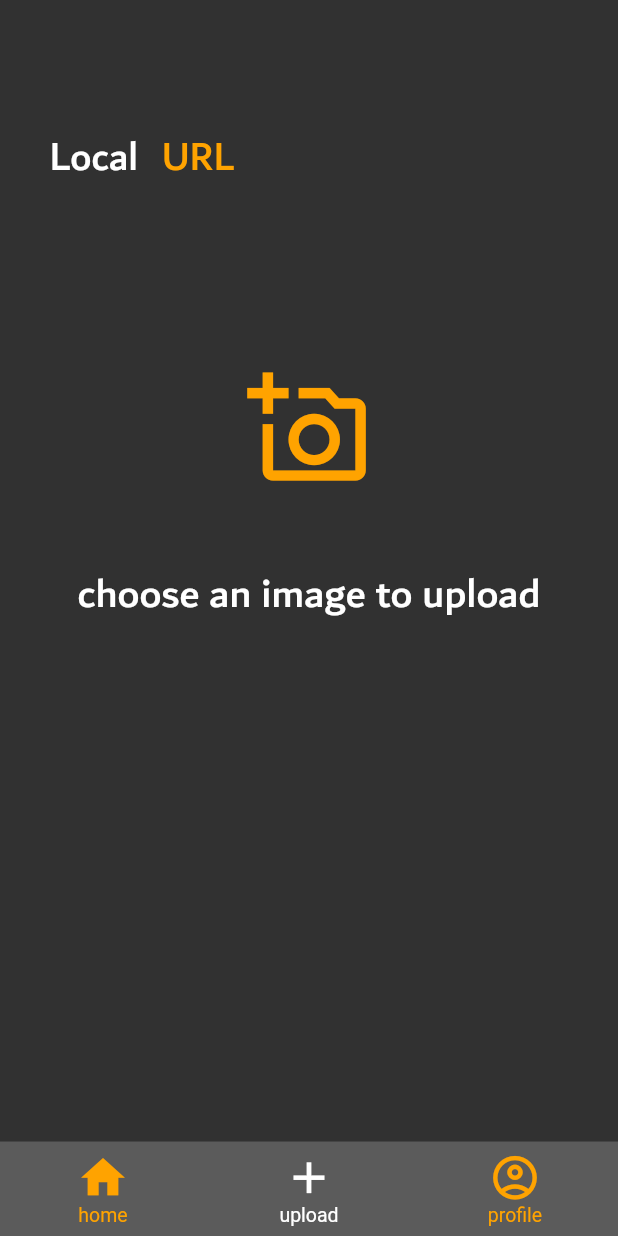
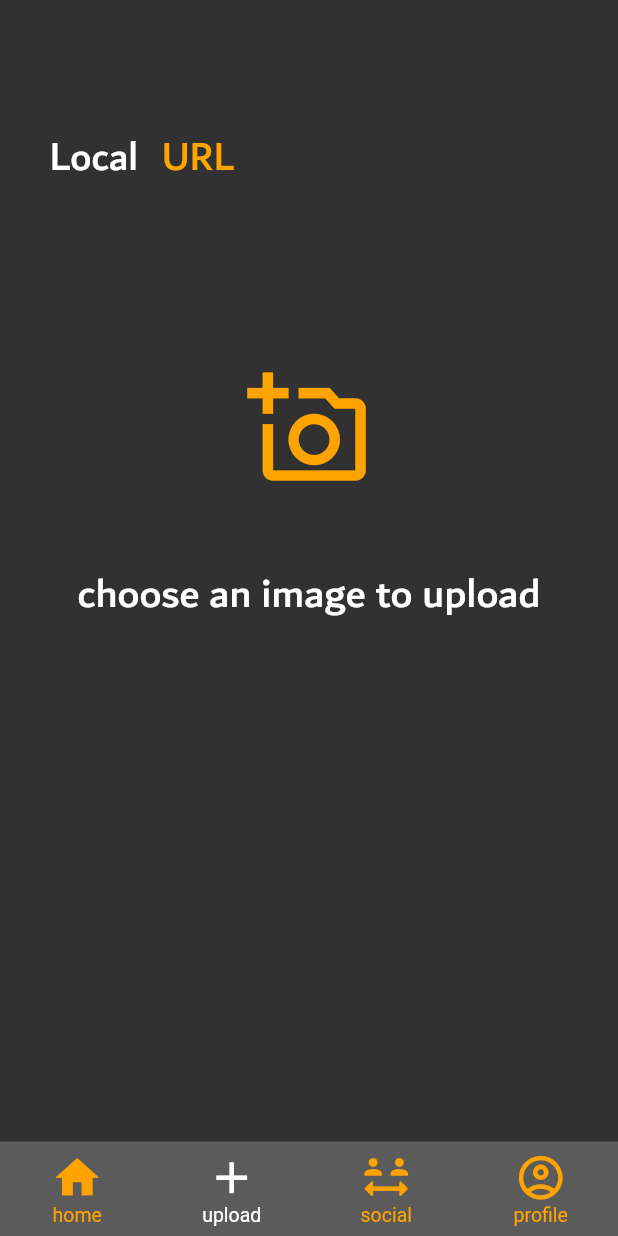
Before and after one commit to joshbacon/RAM, a Flutter app: the NavPage screen opened directly, item 2 of the bottom bar chosen, on a phone screen of 412 x 824 dp. Run offline on Flutter 3.47's test engine with Material 2 defaults, Android fonts, the phone set to English and light mode, and no system bars; our stand-ins replace flutter_dotenv, image_picker, shared_preferences; missing offline and left inert: encrypt; accounts and stored records are empty; network calls fail.

Commit message:
cleanup and started social page

```diff
--- a/lib/main.dart
+++ b/lib/main.dart
@@ -3,7 +3,6 @@
 import 'package:provider/provider.dart';
 import 'package:ram/pages/login.dart';
 import 'package:ram/models/user.dart';
-//import 'package:ram/pages/nav.dart';
 
 
 void main() async {
--- a/lib/models/postlist.dart
+++ b/lib/models/postlist.dart
@@ -28,7 +28,6 @@
     final response = await http.get(
       Uri.parse(paths.getPost(nextPID.toString()))
     );
-    // make get call here and set data
     if (response.statusCode == 200) {
       try {
         List<dynamic> results = json.decode(response.body);
--- a/lib/pages/anonhome.dart
+++ b/lib/pages/anonhome.dart
@@ -10,9 +10,6 @@
 }
 
 class _AnonPageState extends State<AnonPage> {
-
-  // TODO:
-  // - make a new anon-type post, show the up/down bar but not the interaction buttons
 
   PostList postList = PostList();
   ScrollController controller = ScrollController();
--- a/lib/pages/home.dart
+++ b/lib/pages/home.dart
@@ -1,7 +1,6 @@
 import 'package:flutter/material.dart';
 import 'package:ram/widgets/news.dart';
 import 'package:ram/models/postlist.dart';
-// import 'package:ram/models/postlist.dart';
 
 class HomePage extends StatefulWidget {
 
@@ -70,7 +69,8 @@
             children: [
               const Padding(
                 padding: EdgeInsets.fromLTRB(0, 50, 0, 15),
-                child: Text("Random Access Memes",
+                child: Text(
+                  "Random Access Memes",
                   textAlign: TextAlign.center,
                   style: TextStyle(
                     fontFamily: "dubai",
--- a/lib/pages/login.dart
+++ b/lib/pages/login.dart
@@ -16,11 +16,6 @@
 }
 
 class _LoginPageState extends State<LoginPage> {
-
-  // TODO:
-  // - fix the lastLogin thing
-  // -- php file prints an empty line because it's a new query it seems
-  // -- i.e. the thing we actually want to return now has a suffix of <br />
 
   TextEditingController username = TextEditingController();
   TextEditingController password = TextEditingController();
--- a/lib/pages/nav.dart
+++ b/lib/pages/nav.dart
@@ -1,14 +1,13 @@
-//import 'package:firebase_auth/firebase_auth.dart';
 import 'package:flutter/material.dart';
 import 'package:provider/provider.dart';
 import 'package:ram/pages/home.dart';
+import 'package:ram/pages/upload.dart';
+import 'package:ram/pages/social.dart';
 import 'package:ram/pages/profile.dart';
-import 'package:ram/pages/upload.dart';
 import 'package:ram/models/user.dart';
 
 class NavPage extends StatefulWidget {
 
-  //User userIn;
   NavPage({Key? key}) : super(key: key);
 
   @override
@@ -17,19 +16,7 @@
 
 class _NavPageState extends State<NavPage> {
 
-  // TODO:
-  // - add a social tab
-  // -- allows to search for, add, and chat with other users
-  // -- will need to update the database (have a chats table most likely, just watch a generic video for the principles)
-
-  //User user = User.asNull();
   int pageIndex = 0;
-
-  //@override
-  //void initState() {
-  //  super.initState();
-  //  user = widget.userIn;
-  //}
 
   @override
   void didChangeDependencies() {
@@ -45,7 +32,7 @@
   }
 
   late var pages = [
-    const HomePage(), const UploadPage(), const ProfilePage()
+    const HomePage(), const UploadPage(), const SocialPage(), const ProfilePage()
   ];
 
 
@@ -57,12 +44,7 @@
 
   @override
   Widget build(BuildContext context) {
-    return //ChangeNotifierProvider(
-      //builder: (context) => User(),
-      //create: (BuildContext context) {  },
-      //create: (_) => user,
-      //child:
-      Scaffold(
+    return Scaffold(
       backgroundColor: const Color.fromRGBO(49, 49, 49, 1.0),
       body: pages[pageIndex],
       bottomNavigationBar: BottomNavigationBar(
@@ -86,12 +68,15 @@
             icon: Icon(Icons.add),
           ),
           BottomNavigationBarItem(
+            label: "social",
+            icon: Icon(Icons.social_distance_rounded),
+          ),
+          BottomNavigationBarItem(
             label: "profile",
             icon: Icon(Icons.account_circle_outlined),
           ),
         ],
       ),
-     // ),
     );
   }
 }
--- a/lib/widgets/post.dart
+++ b/lib/widgets/post.dart
@@ -30,6 +30,10 @@
   // - have the username or profile pic (the top bar basically) navigate to users page
   // -- will need a view style of the profile page (just hide the settings button actually)
   // --- change the settings button to an add or chat button or something
+  // - tapping the image makes it full screen and the comments appear when you scroll down (need a back button)
+  // -- also have a add comment box at the top UNLESS it's in anon mode
+  // -- will most likely reload whatever page you go back to because it's a new object
+  // --- figure out if theres a history type thing so the same posts are loaded
   // - double check the interactions are working
 
   Future<bool> interact(uid, up) async {
@@ -42,7 +46,6 @@
     request.fields['up'] = up;
 
     var response = await request.send();
-    //return response.statusCode == 200;
     if( response.statusCode == 200 ){
       print('worked');
       return true;
```
Also changed, not shown: lib/models/paths.dart (+8 -0 lines), lib/models/user.dart (+3 -12 lines), lib/pages/social.dart (added, +68 -0 lines). Lines whose indentation alone changed are shown as unchanged.
